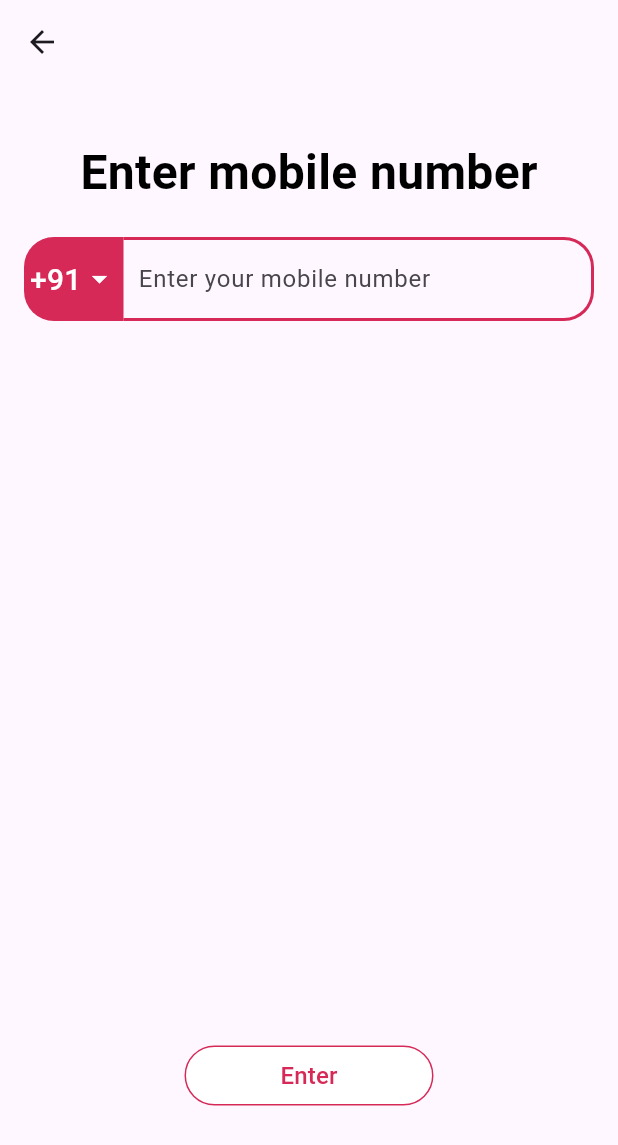
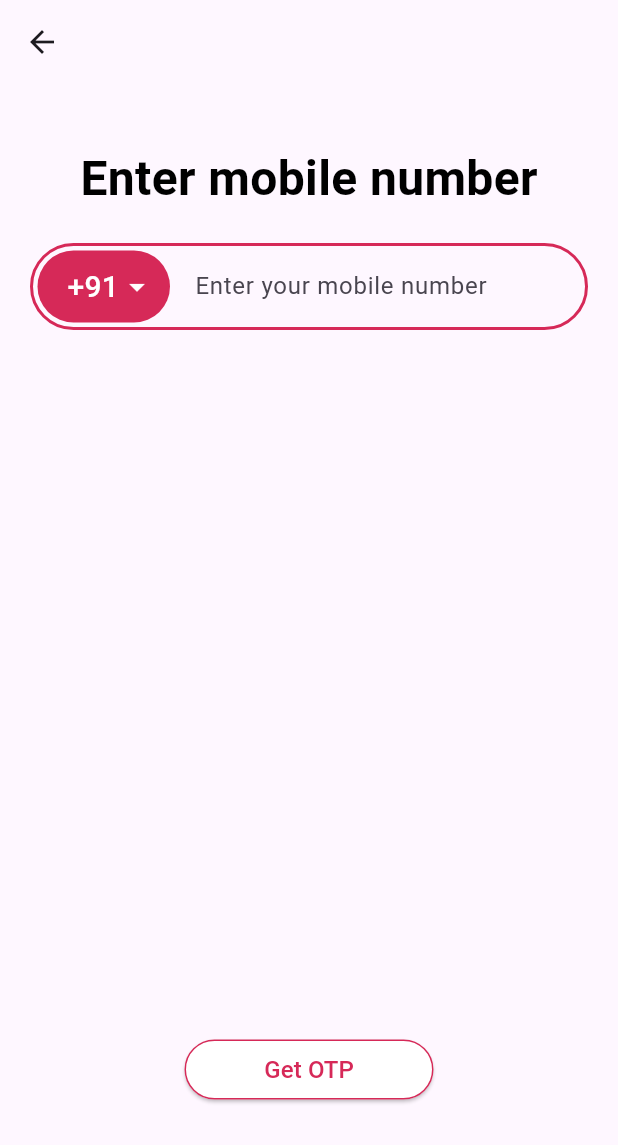
Before and after one commit to partikchandra/Couples, a Flutter app: the phoneotp screen opened directly, on a phone screen of 412 x 824 dp. Shown: the top 1145 px of the screen. Run offline on Flutter 3.47's test engine with Material 3 defaults, Android fonts, the phone set to English and light mode, and no system bars; our stand-ins replace carousel_slider.

Commit message:
TextView and Button Createde

```diff
--- a/lib/main.dart
+++ b/lib/main.dart
@@ -13,7 +13,7 @@ class MyApp extends StatelessWidget {
   Widget build(BuildContext context) {
     return MaterialApp(
       title: 'Flutter Demo',
-      home: Dashboard(),
+      home: Logsin(),
     );
   }
 }
--- a/lib/screens/dashboard.dart
+++ b/lib/screens/dashboard.dart
@@ -91,8 +91,8 @@ class Dashboard extends StatelessWidget {
 
               // Overlapping "234 days together" text
               Container(
-                margin:
-                    EdgeInsets.only(top: -50), // Adjust this margin as needed
+                // margin:
+                //     EdgeInsets.only(top: -50), // Adjust this margin as needed
                 child: Row(
                   mainAxisAlignment: MainAxisAlignment.center,
                   children: [
--- a/lib/screens/phoneotp.dart
+++ b/lib/screens/phoneotp.dart
@@ -1,7 +1,10 @@
 // ignore_for_file: camel_case_types, library_private_types_in_public_api
 
 import 'package:flutter/material.dart';
+import 'package:flutter/services.dart';
 import 'package:kappuru/screens/OtpPage.dart';
+import 'package:kappuru/utilities/PrimaryButton.dart';
+import 'package:kappuru/utilities/TextView.dart';
 
 class phoneotp extends StatefulWidget {
   const phoneotp({super.key});
@@ -23,31 +26,22 @@ class _phoneotpState extends State<phoneotp> {
     return Scaffold(
       appBar: AppBar(),
       body: Padding(
-        padding: const EdgeInsets.all(16.0),
+        padding: const EdgeInsets.all(20.0),
         child: Column(
           mainAxisAlignment: MainAxisAlignment.center,
           children: [
             const SizedBox(height: 20.0),
-            const Text(
-              'Enter mobile number',
-              style: TextStyle(
-                fontSize: 32.0,
-                color: Colors.black,
-                fontWeight: FontWeight.bold,
-              ),
-            ),
+            TextView(text: "Enter mobile number"),
             const SizedBox(height: 20.0),
-            Row(
+            Center(
+              child: Stack(
                 children: [
                   Container(
-                  // width: ,
-                  padding: const EdgeInsets.all(4.0),
-                  decoration: BoxDecoration(
-                    color: const Color(0xFFD62958),
-                    borderRadius: BorderRadius.only(
-                      topLeft: Radius.circular(20),
-                      bottomLeft: Radius.circular(20),
-                    ),
+                    margin: const EdgeInsets.fromLTRB(5, 5, 0, 0),
+                    padding: const EdgeInsets.fromLTRB(20, 0, 10, 0),
+                    decoration: const BoxDecoration(
+                      color: Color(0xFFD62958),
+                      borderRadius: BorderRadius.all(Radius.circular(40)),
                     ),
                     child: DropdownButton(
                       dropdownColor: const Color(0xFFD62958),
@@ -71,78 +65,57 @@ class _phoneotpState extends State<phoneotp> {
                       }).toList(),
                     ),
                   ),
-                Expanded(
-                  child: Container(
-                    padding: EdgeInsets.all(2),
+                  Container(
+                    padding: EdgeInsets.only(left: 100, top: 3, bottom: 3),
                     decoration: const BoxDecoration(
-                      borderRadius: BorderRadius.only(
-                        topRight: Radius.circular(20),
-                        bottomRight: Radius.circular(20),
-                      ),
+                      borderRadius: BorderRadius.all(Radius.circular(40)),
                       border: Border(
                         top: BorderSide(width: 2, color: Color(0xFFD62958)),
                         right: BorderSide(width: 2, color: Color(0xFFD62958)),
                         bottom: BorderSide(width: 2, color: Color(0xFFD62958)),
+                        left: BorderSide(width: 2, color: Color(0xFFD62958)),
                       ),
                     ),
                     child: TextFormField(
                       controller: phoneNumberController,
-                      keyboardType: TextInputType.phone,
+                      keyboardType: TextInputType.number,
+                      inputFormatters: <TextInputFormatter>[
+                        FilteringTextInputFormatter.allow(RegExp(r'[0-9]')),
+                        FilteringTextInputFormatter.digitsOnly
+                      ],
+                      maxLength: 10,
                       decoration: const InputDecoration(
                         hintText: 'Enter your mobile number',
                         border: InputBorder.none,
+                        counterText: "",
                         contentPadding: EdgeInsets.symmetric(horizontal: 8.0),
                       ),
                       onChanged: (value) {
                         setState(() {});
                       },
                     ),
+                  )
+                ],
               ),
-                ),
-              ],
             ),
             const Spacer(),
             SizedBox(
               width: 200,
               child: Padding(
                   padding: const EdgeInsets.all(17.0),
-                child: ElevatedButton(
-                  onPressed: isButtonEnabled()
+                  child: PrimaryButton(
+                    text: "Get OTP",
+                    size: phoneNumberController.text.length,
+                    onPressed: () => isButtonEnabled()
                         ? () {
                             Navigator.push(
                               context,
-                            MaterialPageRoute(builder: (context) => OtpPage()),
+                              MaterialPageRoute(
+                                  builder: (context) => OtpPage()),
                             );
                           }
                         : null,
-                  child: const Text(
-                    'Enter',
-                    style: TextStyle(fontSize: 16),
-                  ),
-                  style: ButtonStyle(
-                    backgroundColor: MaterialStateProperty.all<Color>(
-                      isButtonEnabled()
-                          ? const Color(0xFFD62958)
-                          : Colors.white,
-                    ),
-                    foregroundColor: MaterialStateProperty.all<Color>(
-                      isButtonEnabled()
-                          ? Colors.white
-                          : const Color(0xFFD62958),
-                    ),
-                    shape: MaterialStateProperty.all<RoundedRectangleBorder>(
-                      RoundedRectangleBorder(
-                        borderRadius: BorderRadius.circular(20.0),
-                        side: BorderSide(
-                          color: isButtonEnabled()
-                              ? const Color(0xFFD62958)
-                              : const Color(0xFFD62958),
-                        ),
-                      ),
-                    ),
-                  ),
-                ),
-              ),
+                  )),
             ),
             const SizedBox(
               height: 50,
--- /dev/null
+++ b/lib/utilities/PrimaryButton.dart
@@ -0,0 +1,48 @@
+import 'package:flutter/material.dart';
+import 'package:kappuru/utilities/TextView.dart';
+
+class PrimaryButton extends StatelessWidget {
+
+  String text;
+  void Function()? onPressed;
+  var size;
+
+  PrimaryButton({
+    required this.text, required this.size, required this.onPressed});
+
+  bool isButtonEnabled() {
+    return size== 10;
+  }
+
+  @override
+  Widget build(BuildContext context) {
+    return ElevatedButton(
+        onPressed: onPressed,
+        style: ButtonStyle(
+
+          backgroundColor: MaterialStateProperty.all<Color>(
+            isButtonEnabled()
+                ? const Color(0xFFD62958)
+                : Colors.white,
+          ),
+          foregroundColor: MaterialStateProperty.all<Color>(
+            isButtonEnabled()
+                ? Colors.white
+                : const Color(0xFFD62958),
+          ),
+          shape: MaterialStateProperty.all<RoundedRectangleBorder>(
+            RoundedRectangleBorder(
+              borderRadius: BorderRadius.circular(20.0),
+              side: BorderSide(
+                color: isButtonEnabled()
+                    ? const Color(0xFFD62958)
+                    : const Color(0xFFD62958),
+              ),
+            ),
+          ),
+        ),
+        child: Text(text, style: const TextStyle(fontSize: 16),
+        )
+    );
+  }
+}
--- /dev/null
+++ b/lib/utilities/TextView.dart
@@ -0,0 +1,19 @@
+import 'package:flutter/material.dart';
+
+class TextView extends StatelessWidget {
+
+  final String text;
+
+  TextView({required this.text});
+
+  @override
+  Widget build(BuildContext context) {
+    return Text(
+      text,
+        style: const TextStyle(
+        fontSize: 32.0,
+        color: Colors.black,
+        fontWeight: FontWeight.bold,
+    ));
+  }
+}
```
Lines whose indentation alone changed are shown as unchanged.
